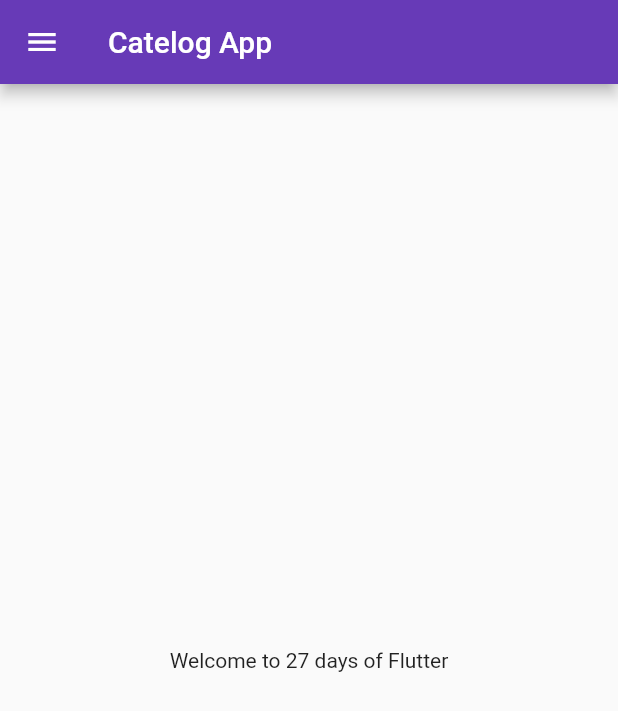
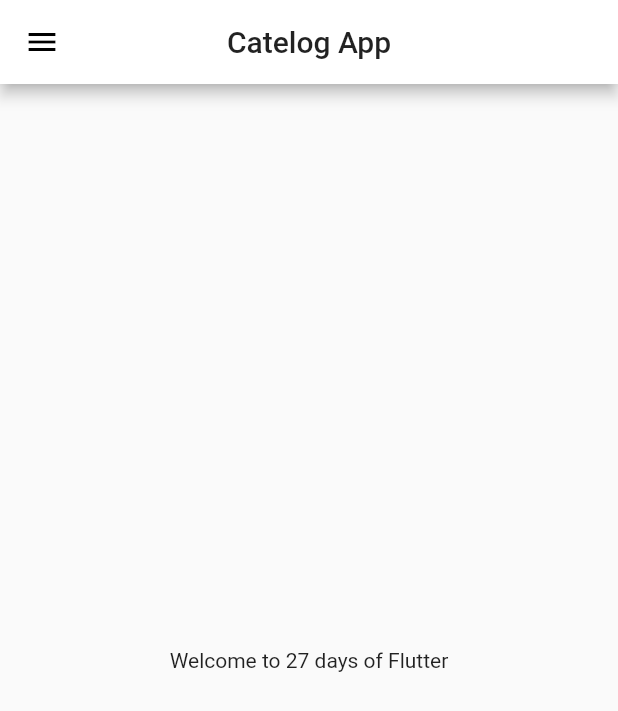
Before and after one commit to khuram2025/mflutter, a Flutter app: the screen it shows after launch, on a phone screen of 412 x 824 dp. Shown: the top 711 px of the screen. Run offline on Flutter 3.47's test engine with Material 2 defaults, Android fonts, the phone set to English and light mode, and no system bars.

Commit message:
Day 10 Completed

```diff
--- a/lib/main.dart
+++ b/lib/main.dart
@@ -1,6 +1,7 @@
 import 'package:flutter/material.dart';
 import 'package:mfluter/pages/home_page.dart';
 import 'package:mfluter/pages/login_page.dart';
+import 'package:mfluter/pages/widgets/themes.dart';
 import 'package:mfluter/utils/routes.dart';
 
 void main() {
@@ -16,7 +17,7 @@ class MyApp extends StatelessWidget {
     return MaterialApp(
       // home: HomePage(),
       themeMode: ThemeMode.light,
-      theme: ThemeData(primarySwatch: Colors.deepPurple),
+      theme: Mytheme.lightTheme(context),
       debugShowCheckedModeBanner: false,
       darkTheme: ThemeData(
         brightness: Brightness.dark,
--- /dev/null
+++ b/lib/pages/widgets/themes.dart
@@ -0,0 +1,12 @@
+import 'package:flutter/material.dart';
+
+class Mytheme{
+
+  static ThemeData lightTheme(BuildContext context) => ThemeData(primarySwatch: Colors.deepPurple,
+      appBarTheme: AppBarTheme(
+          color: Colors.white,
+          iconTheme: IconThemeData(color: Colors.black),
+          textTheme: Theme.of(context).textTheme,
+          centerTitle: true
+      ));
+}
```
Also changed, not shown: lib/models/catalog.dart (added, +13 -0 lines).
